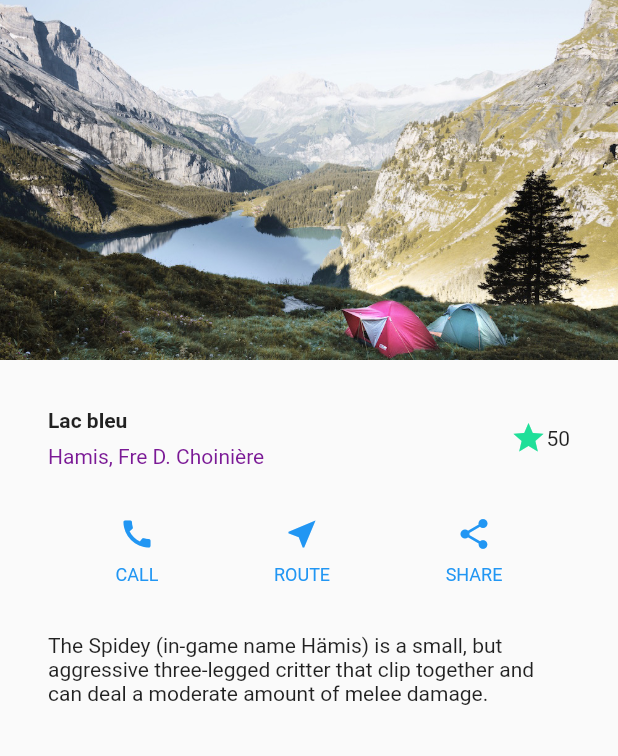
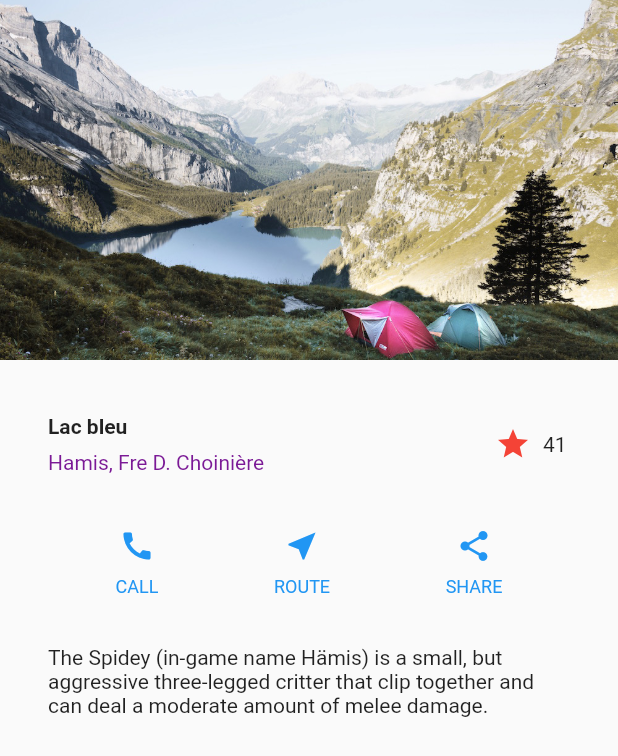
Before and after one commit to jeremiecaron1/Flutter-Building-layouts, a Flutter app: the screen it shows after launch, on a phone screen of 412 x 824 dp. Shown: the top 756 px of the screen. Run offline on Flutter 3.47's test engine with Material 2 defaults, Android fonts, the phone set to English and light mode, and no system bars.

Commit message:
stateful widget qui rend la star interactable

```diff
--- a/lib/main.dart
+++ b/lib/main.dart
@@ -46,11 +46,7 @@ class MyApp extends StatelessWidget {
           //Container and padded along each edge by 32 pixels.
           //Add the title section to the app body like this:
 
-          Icon(
-            Icons.star,
-            color: Color.fromARGB(255, 32, 223, 153),
-          ),
-          const Text('50'),
+          const FavoriteWidget(),
         ],
       ),
     );
@@ -115,3 +111,53 @@ class MyApp extends StatelessWidget {
     );
   }
 }
+
+class FavoriteWidget extends StatefulWidget {
+  const FavoriteWidget({super.key});
+
+  @override
+  State<FavoriteWidget> createState() => _FavoriteWidgetState();
+}
+
+class _FavoriteWidgetState extends State<FavoriteWidget> {
+  bool _isFavorited = true;
+  int _favoriteCount = 41;
+
+  @override
+  Widget build(BuildContext context) {
+    return Row(
+      mainAxisSize: MainAxisSize.min,
+      children: [
+        Container(
+          padding: const EdgeInsets.all(0),
+          child: IconButton(
+            alignment: Alignment.centerRight,
+            icon: (_isFavorited
+                ? const Icon(Icons.star)
+                : const Icon(Icons.star_border)),
+            color: Colors.red[500],
+            onPressed: _toggleFavorite,
+          ),
+        ),
+        SizedBox(
+          width: 18,
+          child: SizedBox(
+            child: Text('$_favoriteCount'),
+          ),
+        )
+      ],
+    );
+  }
+
+  void _toggleFavorite() {
+    setState(() {
+      if (_isFavorited) {
+        _favoriteCount -= 1;
+        _isFavorited = false;
+      } else {
+        _favoriteCount += 1;
+        _isFavorited = true;
+      }
+    });
+  }
+}
```
